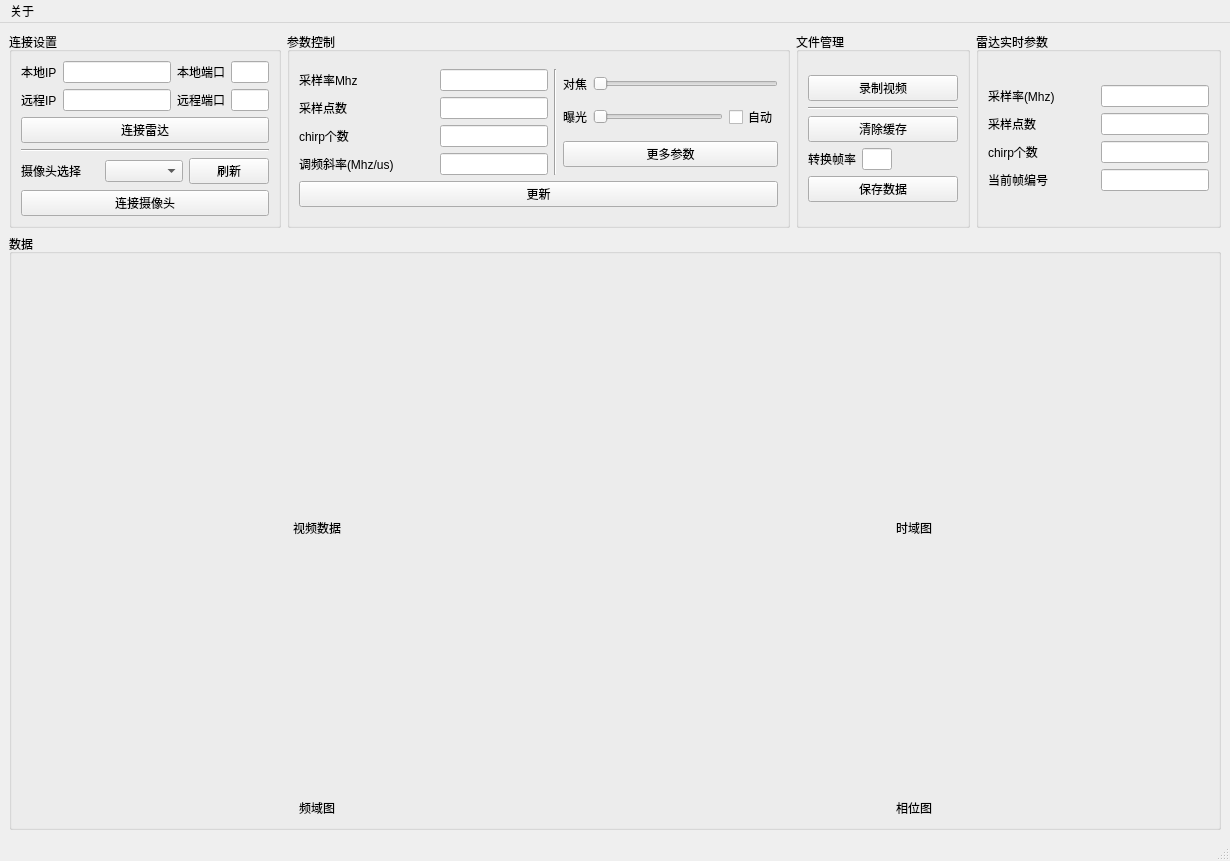
The window that mainwindow.ui (ZzzzzzS/mmLink) describes before a commit, drawn with Qt 5.
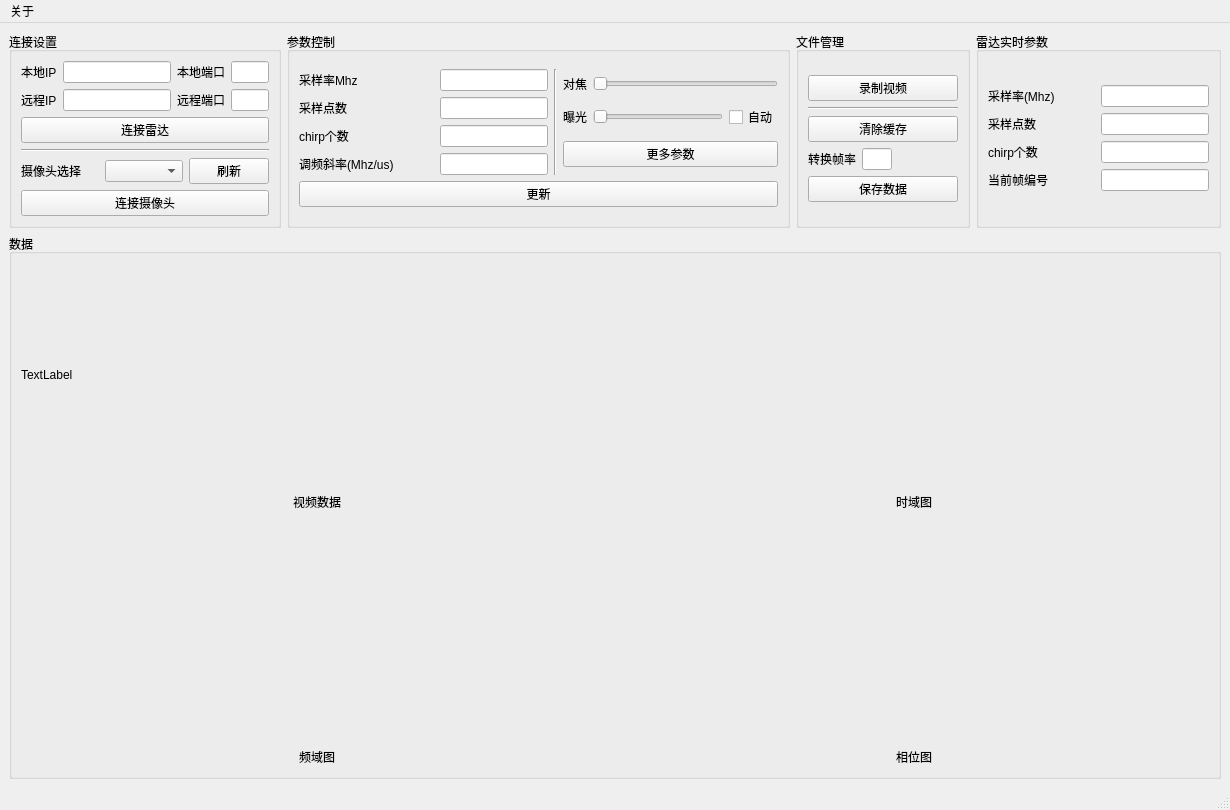
The same window after the commit. Custom widgets are drawn as their Qt base class.

Commit message: 基本勉强实现了opencv读取摄像头，但是有些卡顿，性能不够好，窗口大小问题还有待解决，明天加入录制功能。

Patch:
```diff
--- a/mainwindow.ui
+++ b/mainwindow.ui
@@ -7,7 +7,7 @@
     <x>0</x>
     <y>0</y>
     <width>1230</width>
-    <height>861</height>
+    <height>810</height>
    </rect>
   </property>
   <property name="sizePolicy">
@@ -656,18 +656,25 @@
          <item row="0" column="0">
           <layout class="QVBoxLayout" name="verticalLayout_11">
            <item>
-            <layout class="QHBoxLayout" name="horizontalLayout_17">
+            <layout class="QHBoxLayout" name="horizontalLayout_23">
              <item>
               <layout class="QVBoxLayout" name="verticalLayout_10">
                <item>
-                <widget class="QWidget" name="CameraWidget" native="true">
+                <layout class="QHBoxLayout" name="horizontalLayout_17">
+                 <item>
+                  <widget class="QLabel" name="CameraView">
                  <property name="sizePolicy">
                   <sizepolicy hsizetype="Expanding" vsizetype="Expanding">
                    <horstretch>0</horstretch>
                    <verstretch>0</verstretch>
                   </sizepolicy>
                  </property>
-                </widget>
+                   <property name="text">
+                    <string>TextLabel</string>
+                   </property>
+                  </widget>
+                 </item>
+                </layout>
                </item>
                <item>
                 <layout class="QHBoxLayout" name="horizontalLayout_8">
```
Lines whose indentation alone changed are shown as unchanged. The commit also changes 5 other files.
